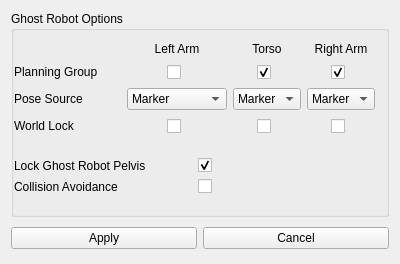
First picture: the form in vigir_ocs_ghost_control_widget/src/ui/ghost_control_widget.ui, repository team-vigir/vigir_ocs_common, before the edit.
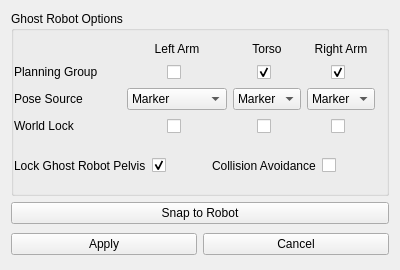
Second picture: the form after the edit.

Commit message: - added snap to robot button

Patch:
```diff
--- a/vigir_ocs_ghost_control_widget/src/ui/ghost_control_widget.ui
+++ b/vigir_ocs_ghost_control_widget/src/ui/ghost_control_widget.ui
@@ -7,7 +7,7 @@
     <x>0</x>
     <y>0</y>
     <width>400</width>
-    <height>264</height>
+    <height>270</height>
    </rect>
   </property>
   <property name="minimumSize">
@@ -448,20 +448,6 @@
             <property name="leftMargin">
              <number>0</number>
             </property>
-            <item row="1" column="0">
-             <widget class="QLabel" name="label_8">
-              <property name="text">
-               <string>Collision Avoidance</string>
-              </property>
-             </widget>
-            </item>
-            <item row="1" column="1">
-             <widget class="QCheckBox" name="collision_">
-              <property name="text">
-               <string/>
-              </property>
-             </widget>
-            </item>
             <item row="0" column="0">
              <widget class="QLabel" name="label_9">
               <property name="text">
@@ -479,6 +465,20 @@
               </property>
              </widget>
             </item>
+            <item row="0" column="3">
+             <widget class="QLabel" name="label_8">
+              <property name="text">
+               <string>Collision Avoidance</string>
+              </property>
+             </widget>
+            </item>
+            <item row="0" column="4">
+             <widget class="QCheckBox" name="collision_">
+              <property name="text">
+               <string/>
+              </property>
+             </widget>
+            </item>
            </layout>
           </widget>
          </item>
@@ -488,6 +488,13 @@
      </layout>
     </widget>
    </item>
+   <item>
+    <widget class="QPushButton" name="pushButton">
+     <property name="text">
+      <string>Snap to Robot</string>
+     </property>
+    </widget>
+   </item>
    <item>
     <widget class="QWidget" name="widget_10" native="true">
      <layout class="QHBoxLayout" name="horizontalLayout_8">
```
The commit also changes 2 other files.
